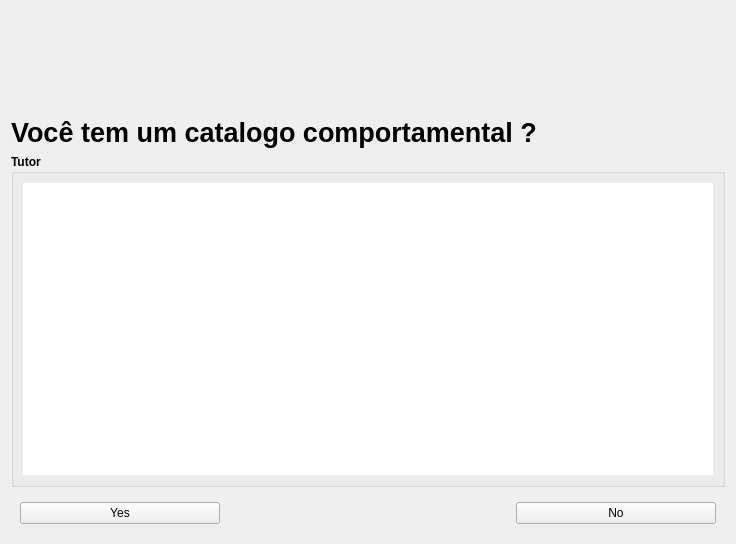
Old version of the form src/warningtutor.ui in the repository EthoWatcher/ethowatcher.
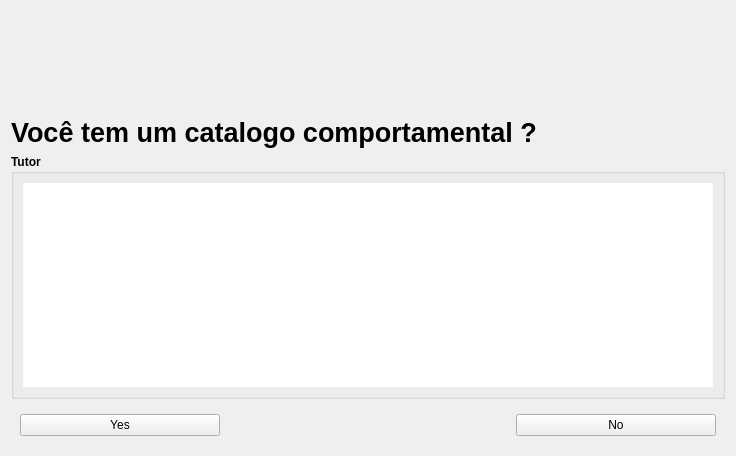
New version of the form. Icons and pictures are not drawn.

Commit message: ajustado algumas coisa de interface

```diff
--- a/src/warningtutor.ui
+++ b/src/warningtutor.ui
@@ -7,9 +7,15 @@
     <x>0</x>
     <y>0</y>
     <width>736</width>
-    <height>544</height>
+    <height>456</height>
    </rect>
   </property>
+  <property name="sizePolicy">
+   <sizepolicy hsizetype="Expanding" vsizetype="Expanding">
+    <horstretch>0</horstretch>
+    <verstretch>0</verstretch>
+   </sizepolicy>
+  </property>
   <property name="windowTitle">
    <string>Tutor</string>
   </property>
@@ -58,6 +64,12 @@
    </item>
    <item>
     <widget class="QGroupBox" name="grpTutor">
+     <property name="sizePolicy">
+      <sizepolicy hsizetype="Expanding" vsizetype="Expanding">
+       <horstretch>0</horstretch>
+       <verstretch>0</verstretch>
+      </sizepolicy>
+     </property>
      <property name="font">
       <font>
        <weight>75</weight>
@@ -78,6 +90,15 @@
         <property name="frameShape">
          <enum>QFrame::NoFrame</enum>
         </property>
+        <property name="verticalScrollBarPolicy">
+         <enum>Qt::ScrollBarAsNeeded</enum>
+        </property>
+        <property name="horizontalScrollBarPolicy">
+         <enum>Qt::ScrollBarAlwaysOff</enum>
+        </property>
+        <property name="sizeAdjustPolicy">
+         <enum>QAbstractScrollArea::AdjustToContents</enum>
+        </property>
         <property name="readOnly">
          <bool>true</bool>
         </property>
```
The commit also changes 1 other file.
